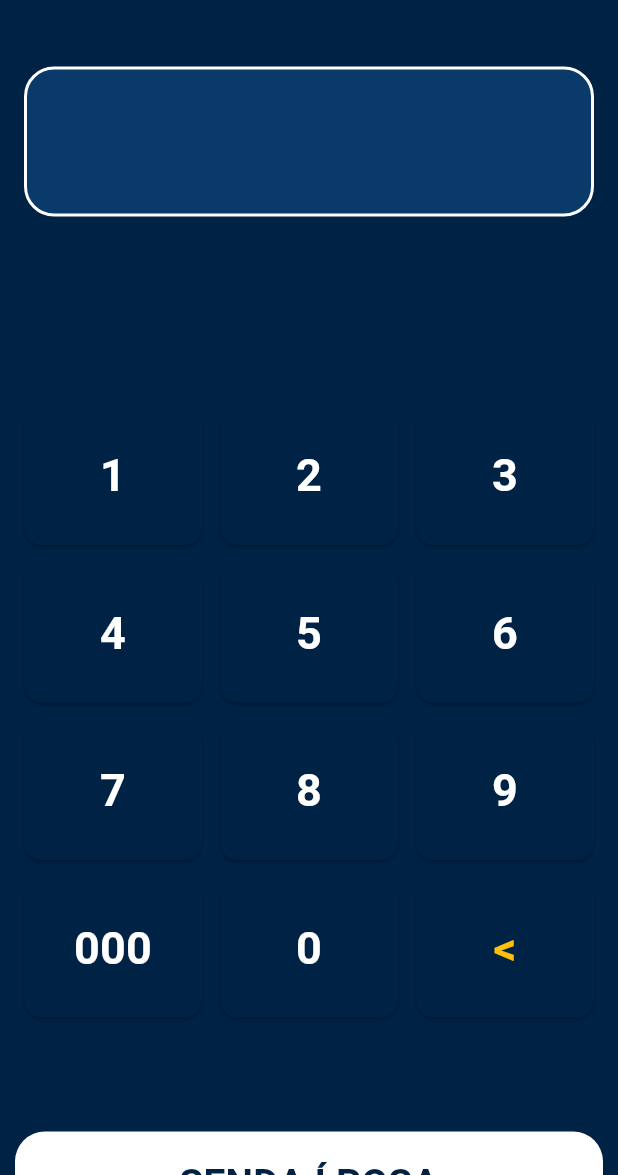
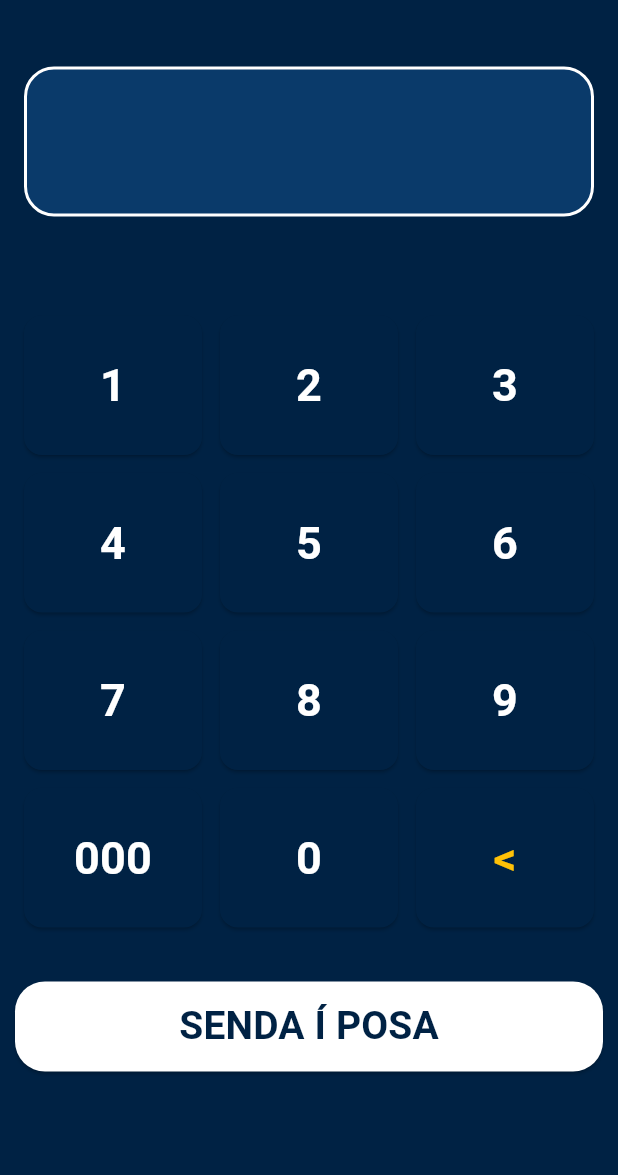
Before and after one commit to aronohilm/Straumur, a Flutter app: the screen it shows after launch, on a phone screen of 412 x 824 dp, the part 61-1236 px from its top. Run offline on Flutter 3.47's test engine with Material 3 defaults, Android fonts, the phone set to English and light mode, and no system bars; our stand-ins replace fluttertoast, shared_preferences.

Commit message:
Pixel overflow fix

```diff
--- a/lib/main.dart
+++ b/lib/main.dart
@@ -349,7 +349,7 @@ class _PaymentScreenState extends State<PaymentScreen> {
             ),
             // Reduce vertical padding for status message
             Padding(
-              padding: const EdgeInsets.symmetric(vertical: 20), // Reduced from 20 to 10
+              padding: const EdgeInsets.symmetric(vertical: 10), // Reduced from 20 to 10
               child: _transactionStatus.isNotEmpty
                 ? Text(
                     _transactionStatus,
@@ -359,11 +359,8 @@ class _PaymentScreenState extends State<PaymentScreen> {
                       color: _transactionStatus == 'Approved' ? Colors.green : Colors.red,
                     ),
                   )
-                : const SizedBox(height: 80), // Reduced from 50 to 20
+                : const SizedBox(height: 40), // Reduced from 80 to 40
             ),
-
-            // Remove the Spacer completely
-            // const Spacer(flex: 1), <- Remove this line
 
             // Keyboard section with reduced padding
             Padding(
@@ -393,14 +390,14 @@ class _PaymentScreenState extends State<PaymentScreen> {
             ),
 
             // Reduce height between keypad and send button
-            const SizedBox(height: 60), // Reduced from 20 to 10
+            const SizedBox(height: 20), // Reduced from 60 to 20
 
             // Reduce the height of the send button
             Padding(
-              padding: const EdgeInsets.all(10), // Reduced from 16 to 10
+              padding: const EdgeInsets.all(10), // Keep at 10
               child: SizedBox(
                 width: double.infinity,
-                height: 70, // Reduced from 80 to 70
+                height: 60, // Reduced from 70 to 60
                 child: ElevatedButton(
                   onPressed: _isLoading ? null : _sendPayment,
                   style: ElevatedButton.styleFrom(
```
